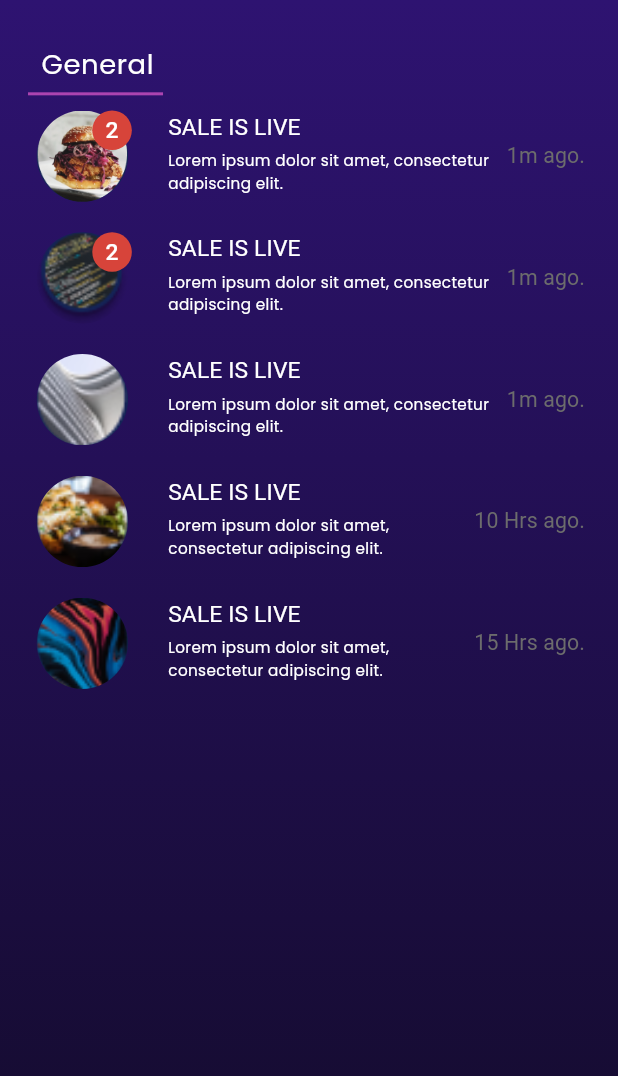
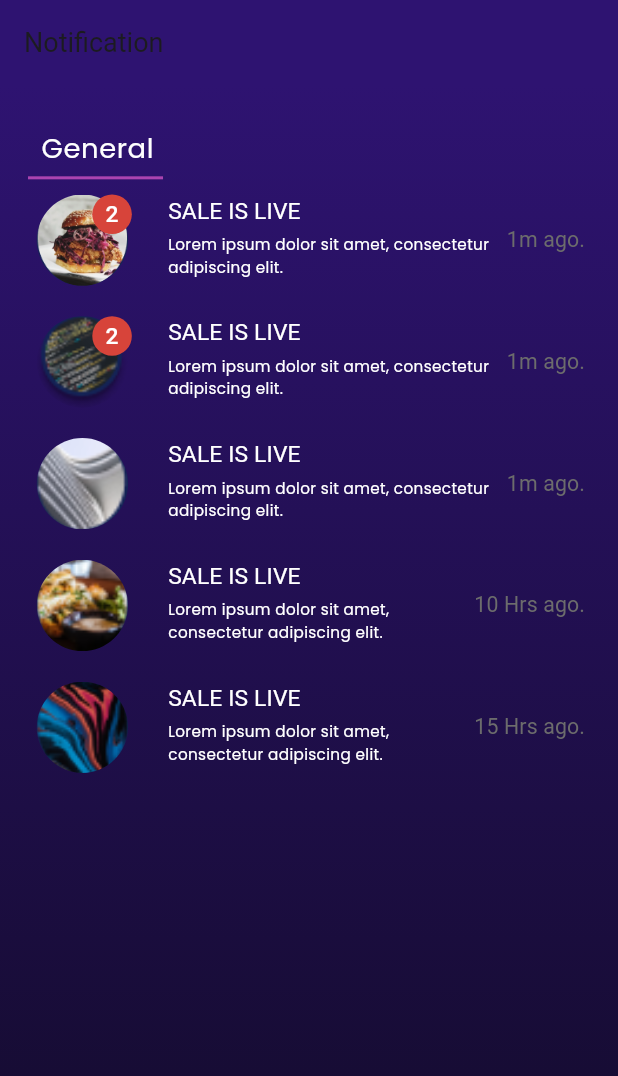
Before and after one commit to ZakariaEysa/Your-Seat-Graduation-Project, a Flutter app: the Notifaction widget shown alone on an empty page, opened directly, on a phone screen of 412 x 824 dp. Shown: the top 1076 px of the screen. Run offline on Flutter 3.47's test engine with Material 3 defaults, Android fonts, the phone set to English and light mode, and no system bars; our stand-ins replace animate_do, bloc, bot_toast, cached_network_image, cloud_firestore, curved_labeled_navigation_bar and 11 more; missing offline and left inert: flutter_facebook_auth, otp_pin_field; accounts and stored records are empty; network calls fail; Roboto replaces fonts that are missing (Acme).

Commit message:
solving conflicts

```diff
--- a/lib/features/user_flow/Notifaction/Notifaction.dart
+++ b/lib/features/user_flow/Notifaction/Notifaction.dart
@@ -16,8 +16,13 @@ class Notifaction extends StatelessWidget {
   Widget build(BuildContext context) {
     var theme = Theme.of(context);
     return ScaffoldF(
+      appBar: AppBar(
+        backgroundColor: Color(0xFF2E1371),
+        title: Text('Notification'),
+        iconTheme: IconThemeData(color: Colors.white, size: 28.sp),
+
+      ),
       body: Column(
-        mainAxisAlignment: MainAxisAlignment.start,
         children: [
           // BuilderAppBar(
           //   leading: IconButton(
@@ -63,29 +68,34 @@ class Notifaction extends StatelessWidget {
               children: [
                 NotifactionContent(
                   imagePath: 'assets/images/notif1.png',
-                  body: 'Lorem ipsum dolor sit amet, consectetur adipiscing elit.',
+                  body:
+                      'Lorem ipsum dolor sit amet, consectetur adipiscing elit.',
                   time: '\n1m ago.',
                   numOfNotifaction: '2',
                 ),
                 NotifactionContent(
                   imagePath: 'assets/images/notif2.png',
-                  body: 'Lorem ipsum dolor sit amet, consectetur adipiscing elit.',
+                  body:
+                      'Lorem ipsum dolor sit amet, consectetur adipiscing elit.',
                   time: '\n1m ago.',
                   numOfNotifaction: '2',
                 ),
                 NotifactionContent(
                   imagePath: 'assets/images/notif3.png',
-                  body: 'Lorem ipsum dolor sit amet, consectetur adipiscing elit.',
+                  body:
+                      'Lorem ipsum dolor sit amet, consectetur adipiscing elit.',
                   time: '\n1m ago.',
                 ),
                 NotifactionContent(
                   imagePath: 'assets/images/notif4.png',
-                  body: 'Lorem ipsum dolor sit amet, consectetur adipiscing elit.',
+                  body:
+                      'Lorem ipsum dolor sit amet, consectetur adipiscing elit.',
                   time: '\n10 Hrs ago.',
                 ),
                 NotifactionContent(
                   imagePath: 'assets/images/notif5.png',
-                  body: 'Lorem ipsum dolor sit amet, consectetur adipiscing elit.',
+                  body:
+                      'Lorem ipsum dolor sit amet, consectetur adipiscing elit.',
                   time: '\n15 Hrs ago.',
                 ),
               ],
--- a/lib/main.dart
+++ b/lib/main.dart
@@ -100,8 +100,8 @@ class MyApp extends StatelessWidget {
               supportedLocales: S.delegate.supportedLocales,
               debugShowCheckedModeBanner: false,
               builder: BotToastInit(),
-              home:  Otp(),
-              //    home: const SignUp(),
+              // home:  Otp(),
+              home: const SplashScreen(),
             );
           });
     });
```
Also changed, not shown: lib/features/user_flow/home/presentation/Widget/head_widget.dart (+15 -8 lines), lib/features/user_flow/settings/presentation/views/settings_screen.dart (+6 -5 lines).
